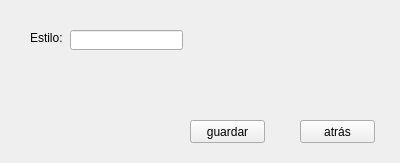
Before: the Qt Designer form EDCervezas/registrarestilocerveza.ui in RARUTO21/EDProgra2, drawn with Qt 5.
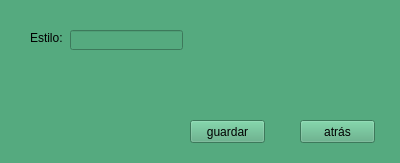
After: the same form once the commit is applied.

The edit to the form file:
```diff
--- a/EDCervezas/registrarestilocerveza.ui
+++ b/EDCervezas/registrarestilocerveza.ui
@@ -13,6 +13,9 @@
   <property name="windowTitle">
    <string>Form</string>
   </property>
+  <property name="styleSheet">
+   <string notr="true">background-color: rgb(85, 170, 127);</string>
+  </property>
   <widget class="QPushButton" name="btnatras3">
    <property name="geometry">
     <rect>
```
